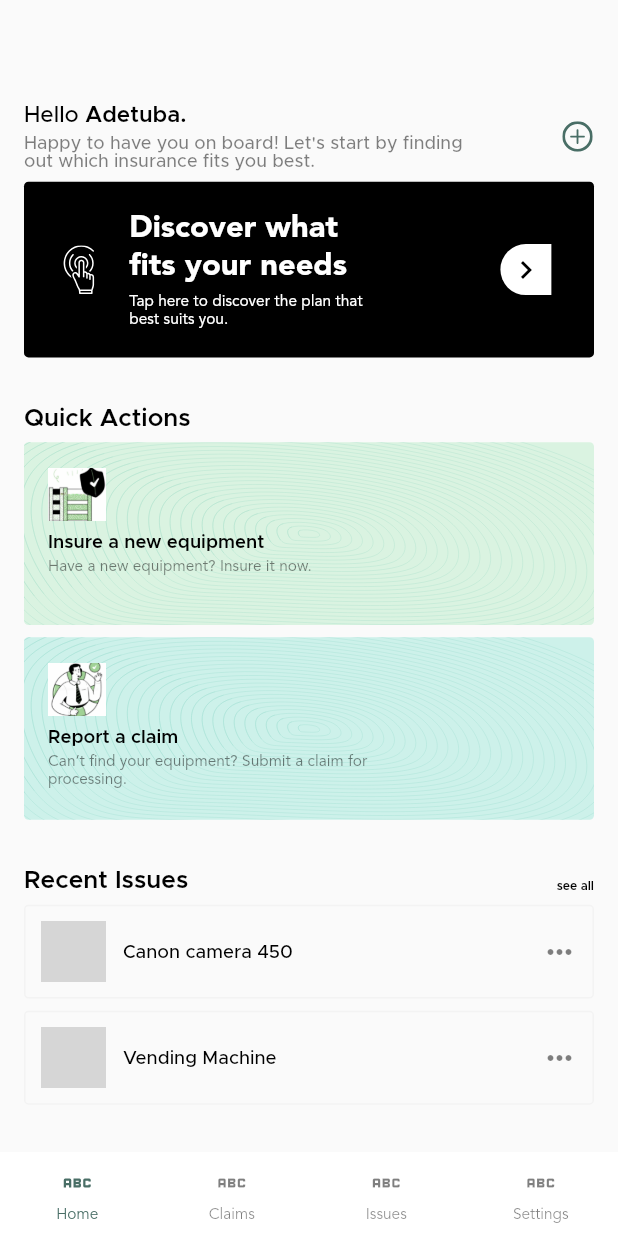
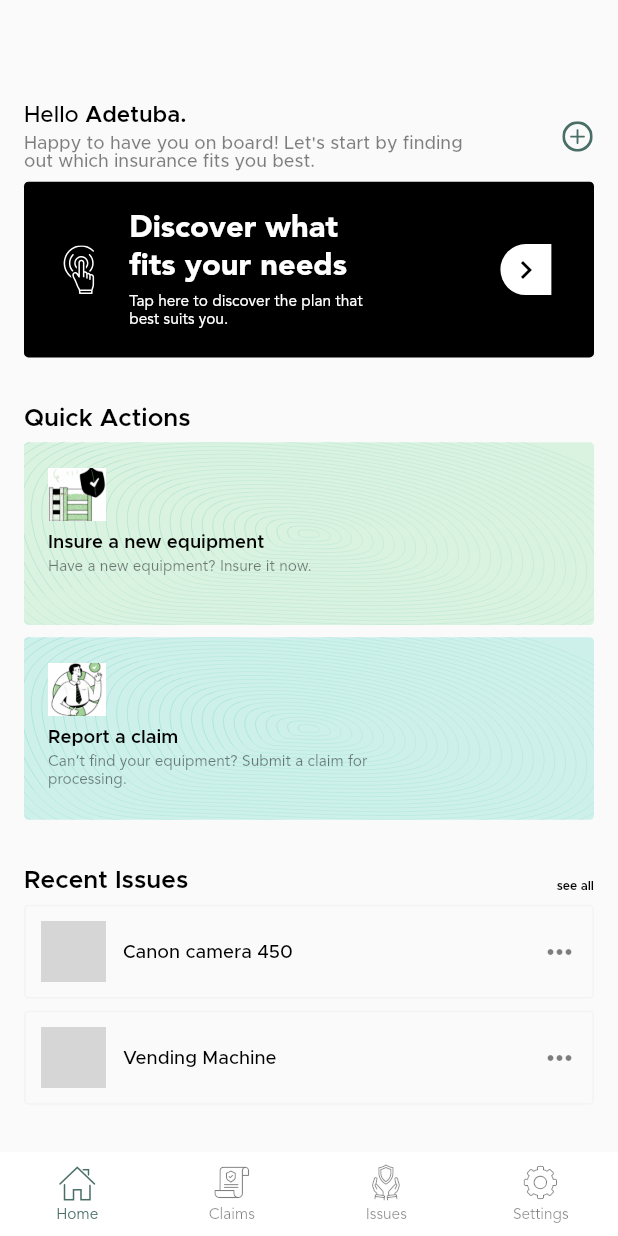
Before and after one commit to akinwolemiwa/plover-app-ui, a Flutter app: the BottomNavWidget widget shown alone on an empty page, opened directly, on a phone screen of 412 x 824 dp. Run offline on Flutter 3.47's test engine with Material 2 defaults, Android fonts, the light colour scheme and no system bars; drawn by our look-alikes of persistent_bottom_nav_bar; our stand-ins replace flutter_screenutil, flutter_svg, smooth_page_indicator; network calls fail; grey boxes are pictures that could not be loaded.

Commit message:
custom icons for nav bar

```diff
--- /dev/null
+++ b/lib/custom_icons_icons.dart
@@ -0,0 +1,28 @@
+/// Flutter icons CustomIcons
+/// Copyright (C) 2023 by original authors @ fluttericon.com, fontello.com
+/// This font was generated by FlutterIcon.com, which is derived from Fontello.
+///
+/// To use this font, place it in your fonts/ directory and include the
+/// following in your pubspec.yaml
+///
+/// flutter:
+///   fonts:
+///    - family:  CustomIcons
+///      fonts:
+///       - asset: fonts/CustomIcons.ttf
+///
+///
+///
+import 'package:flutter/widgets.dart';
+
+class CustomIcons {
+  CustomIcons._();
+
+  static const _kFontFam = 'CustomIcons';
+  static const String? _kFontPkg = null;
+
+  static const IconData home = IconData(0xe800, fontFamily: _kFontFam, fontPackage: _kFontPkg);
+  static const IconData insurance = IconData(0xe801, fontFamily: _kFontFam, fontPackage: _kFontPkg);
+  static const IconData policy = IconData(0xe802, fontFamily: _kFontFam, fontPackage: _kFontPkg);
+  static const IconData settings = IconData(0xe803, fontFamily: _kFontFam, fontPackage: _kFontPkg);
+}
--- a/lib/src/widgets/nav.dart
+++ b/lib/src/widgets/nav.dart
@@ -1,5 +1,6 @@
 import 'package:flutter/material.dart';
 import 'package:persistent_bottom_nav_bar/persistent_tab_view.dart';
+import 'package:plover/custom_icons_icons.dart';
 import 'package:plover/src/home/homepage.dart';
 import 'package:plover/src/theme/color.dart';
 import 'package:plover/src/theme/text.dart';
@@ -27,7 +28,7 @@ class _BottomNavWidgetState extends State<BottomNavWidget> {
     return [
       PersistentBottomNavBarItem(
         icon: const Icon(
-          Icons.abc,
+          CustomIcons.home,
           size: 24,
         ),
         title: ("Home"),
@@ -37,7 +38,7 @@ class _BottomNavWidgetState extends State<BottomNavWidget> {
       ),
       PersistentBottomNavBarItem(
         icon: const Icon(
-          Icons.abc,
+          CustomIcons.policy,
           size: 24,
         ),
         title: ("Claims"),
@@ -47,7 +48,7 @@ class _BottomNavWidgetState extends State<BottomNavWidget> {
       ),
       PersistentBottomNavBarItem(
         icon: const Icon(
-          Icons.abc,
+          CustomIcons.insurance,
           size: 24,
         ),
         title: ("Issues"),
@@ -57,7 +58,7 @@ class _BottomNavWidgetState extends State<BottomNavWidget> {
       ),
       PersistentBottomNavBarItem(
         icon: const Icon(
-          Icons.abc,
+          CustomIcons.settings,
           size: 24,
         ),
         title: ("Settings"),
--- a/pubspec.yaml
+++ b/pubspec.yaml
@@ -55,3 +55,7 @@ flutter:
           weight: 500
         - asset: assets/fonts/Metropolis-Light.otf #for Avenir Light
           weight: 400
+
+    - family: CustomIcons
+      fonts:
+        - asset: fonts/CustomIcons.ttf #Custom Icons
```
Also changed, not shown: fonts/CustomIcons.ttf (added).
